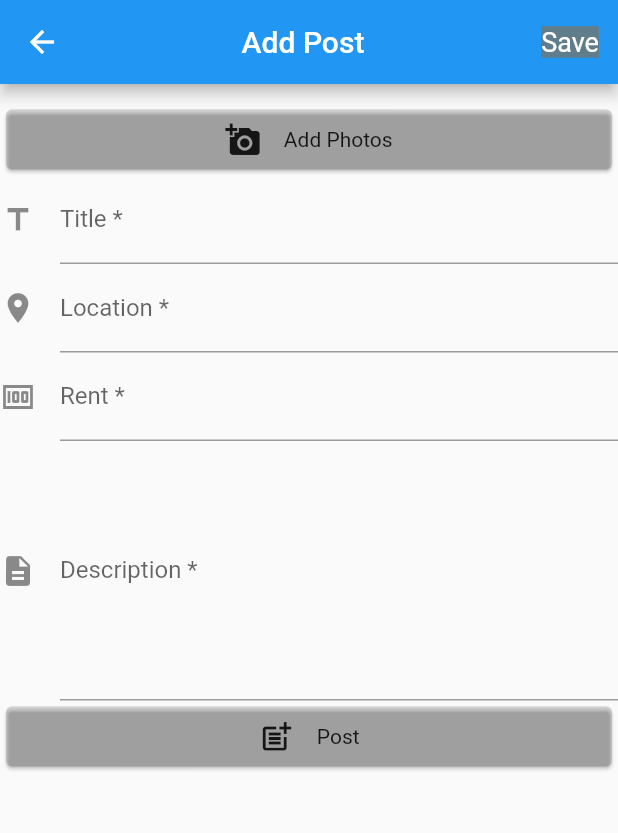
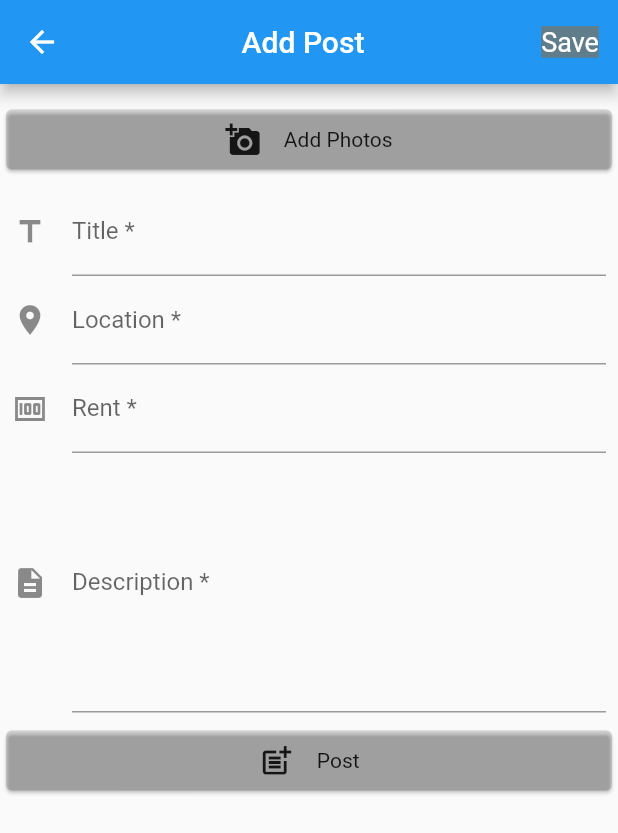
Before and after one commit to natsu-786/bedspace, a Flutter app: the add_product screen opened by its route, after a tap on "Post", on a phone screen of 412 x 824 dp. Shown: the top 833 px of the screen. Run offline on Flutter 3.47's test engine with Material 2 defaults, Android fonts, the phone set to English and light mode, and no system bars; our stand-ins replace cloud_firestore, firebase_auth, firebase_core, firebase_storage, image_picker, simple_animations; accounts and stored records are empty.

Commit message:
commit 3

```diff
--- a/lib/auth_service.dart
+++ b/lib/auth_service.dart
@@ -13,4 +13,5 @@ class auth_service with ChangeNotifier {
   Future<Future<UserCredential>> login(String email, String password) async {
     return FirebaseAuth.instance.signInWithEmailAndPassword(email: email, password: password);
   }
+
 }
--- a/lib/main.dart
+++ b/lib/main.dart
@@ -34,7 +34,7 @@ class MyApp extends StatelessWidget {
         theme: ThemeData(
           primarySwatch: Colors.blue,
         ),
-        home:   add_product(),
+        home:   login_screen(),
         routes: {
           login_screen.routename : (ctx)=>  login_screen(),
           main_screen.routename : (ctx)=>  main_screen(),
--- a/lib/pages/add_product.dart
+++ b/lib/pages/add_product.dart
@@ -1,9 +1,11 @@
 import 'dart:io';
-
+import 'package:bedspace/providers/product.dart';
+import 'package:bedspace/providers/products.dart';
+import 'package:firebase_auth/firebase_auth.dart';
 import 'package:firebase_storage/firebase_storage.dart';
 import 'package:flutter/material.dart';
-import 'package:flutter_image_compress/flutter_image_compress.dart';
 import 'package:image_picker/image_picker.dart';
+import 'package:provider/provider.dart';
 
 class add_product extends StatefulWidget {
   const add_product({Key? key}) : super(key: key);
@@ -15,10 +17,46 @@ class add_product extends StatefulWidget {
 
 class _add_productState extends State<add_product> {
   final _key = GlobalKey<FormState>();
-  File? _image;
-  File? compresedimage;
-  String url = '';
-  final imagepicker = ImagePicker();
+  double url = 0;
+  final uid2 = FirebaseAuth.instance.currentUser!.uid;
+  final ImagePicker _picker = ImagePicker();
+
+  List<XFile> imageFileList = [];
+  List<String> allurl = [];
+
+  void selectImages() async {
+    imageFileList = [];
+    final List<XFile>? imgs = await _picker.pickMultiImage(imageQuality: 70);
+    if (imgs!.isNotEmpty) {
+      imageFileList.addAll(imgs);
+      print(imageFileList);
+    }
+    setState(() {});
+  }
+
+  Future<void> uploadall(List<XFile> _images) async {
+    for (int i = 0; i < _images.length; i++) {
+      var imgurl = uploadFile(_images[i]);
+      allurl.add(imgurl.toString());
+    }
+  }
+
+  Future<String> uploadFile(XFile _imag) async {
+    Reference ref = FirebaseStorage.instance
+        .ref()
+        .child(uid2)
+        .child(DateTime.now().toString());
+    UploadTask uploadtassk = ref.putFile(File(_imag.path));
+    await uploadtassk.whenComplete(() {
+      print(ref.getDownloadURL());
+    });
+    return await ref.getDownloadURL();
+  }
+
+  var initialdata =
+      product(uid: '', title: '', description: '', price: '', location: '');
+  var updateddata =
+      product(uid: '', title: '', description: '', price: '', location: '');
 
   showSnackbar(String snackText, Duration d) {
     final snackBar = SnackBar(
@@ -28,53 +66,37 @@ class _add_productState extends State<add_product> {
     ScaffoldMessenger.of(context).showSnackBar(snackBar);
   }
 
-  Future imagePickerMethod() async {
-    final pick = await imagepicker.pickImage(source: ImageSource.gallery);
-    setState(() {
-      if (pick != null) {
-        _image = File(pick.path);
-        compressImage(_image);
-      } else {
-        showSnackbar('No Image Selected', const Duration(microseconds: 400));
-      }
-    });
-  }
-
-  void compressImage(File? file) async {
-    // Get file path
-    // eg:- "Volume/VM/abcd.jpeg"
-    final filePath = file?.absolute.path;
-
-    // Create output file path
-    // eg:- "Volume/VM/abcd_out.jpeg"
-    final lastIndex = filePath?.lastIndexOf(RegExp(r'.jp'));
-    final splitted = filePath?.substring(0, (lastIndex));
-    final outPath = "${splitted}_out${filePath?.substring(lastIndex!)}";
-
-    final compressedImage = await FlutterImageCompress.compressAndGetFile(
-        filePath!, outPath,
-        quality: 70);
-    compresedimage = compressedImage;
-  }
-  Future uploadImage(String username, String uid, String name) async {
-    Reference ref =
-    FirebaseStorage.instance.ref().child(username).child(uid).child(name);
-    await ref.putFile(compresedimage!);
-    url = await ref.getDownloadURL();
-  }
-
   @override
   Widget build(BuildContext context) {
     return Scaffold(
       appBar: AppBar(
-        actions:<Widget>[const TextButton(onPressed: null, child: Text('Save',style: TextStyle(color: Colors.white,fontWeight: FontWeight.normal,fontSize: 18,backgroundColor: Colors.blueGrey),))],
+        actions: <Widget>[
+          const TextButton(
+              onPressed: null,
+              child: Text(
+                'Save',
+                style: TextStyle(
+                    color: Colors.white,
+                    fontWeight: FontWeight.normal,
+                    fontSize: 18,
+                    backgroundColor: Colors.blueGrey),
+              ))
+        ],
         title: const Center(child: Text('Add Post')),
       ),
       body: SingleChildScrollView(
         child: Column(
           children: [
-            const SizedBox(height: 13,),
-            GestureDetector(onTap: (){imagePickerMethod().then((value) => uploadImage('username', 'Uid', 'name')).then((value) =>{'add in storage'});},child: Card(color: Colors.black12,child: Padding(
+            const SizedBox(
+              height: 13,
+            ),
+            GestureDetector(
+              onTap: () {
+                selectImages();
+              },
+              child: Card(
+                color: Colors.black12,
+                child: Padding(
                   padding: const EdgeInsets.all(8.0),
                   child: Row(
                     mainAxisAlignment: MainAxisAlignment.center,
@@ -84,33 +106,73 @@ class _add_productState extends State<add_product> {
                       Text('Add Photos'),
                     ],
                   ),
-            ),),),
-            Form(
+                ),
+              ),
+            ),
+            Padding(
+              padding: const EdgeInsets.all(8.0),
+              child: Form(
                   key: _key,
-                child:
+                  child: Column(
+                    children: [
                       TextFormField(
+                        initialValue: initialdata.title,
                         decoration: const InputDecoration(
                           icon: Icon(Icons.title),
                           hintText: 'Write any title',
                           labelText: 'Title *',
                         ),
-                  onSaved: (String? value) {
-                    // This optional block of code can be used to run
-                    // code when the user saves the form.
+                        onSaved: (value) {
+                          updateddata = product(
+                              uid: updateddata.uid,
+                              title: value,
+                              description: updateddata.description,
+                              price: updateddata.price,
+                              location: updateddata.location);
                         },
                         validator: (String? value) {
                           return (value != null && value.contains('@'))
                               ? 'Do not use the @ char.'
                               : null;
                         },
-                )),
+                      ),
                       TextFormField(
+                        initialValue: initialdata.location,
                         decoration: const InputDecoration(
                           icon: Icon(Icons.location_on),
                           hintText: 'Where is it located',
                           labelText: 'Location *',
                         ),
-              onSaved: (String? value) {
+                        onSaved: (value) {
+                          // This optional block of code can be used to run
+                          // code when the user saves the form.
+                          updateddata = product(
+                              uid: updateddata.uid,
+                              title: updateddata.title,
+                              description: updateddata.description,
+                              price: updateddata.price,
+                              location: value);
+                        },
+                        validator: (value) {
+                          return (value != null && value.contains('@'))
+                              ? 'Do not use the @ char.'
+                              : null;
+                        },
+                      ),
+                      TextFormField(
+                        initialValue: initialdata.price,
+                        decoration: const InputDecoration(
+                          icon: Icon(Icons.money),
+                          hintText: 'Rent',
+                          labelText: 'Rent *',
+                        ),
+                        onSaved: (value) {
+                          updateddata = product(
+                              uid: updateddata.uid,
+                              title: updateddata.title,
+                              description: updateddata.description,
+                              price: value,
+                              location: updateddata.location);
                           // This optional block of code can be used to run
                           // code when the user saves the form.
                         },
@@ -121,12 +183,21 @@ class _add_productState extends State<add_product> {
                         },
                       ),
                       TextFormField(
-              decoration: const InputDecoration(
-                icon: Icon(Icons.money),
-                hintText: 'Rent',
-                labelText: 'Rent *',
+                        initialValue: initialdata.description,
+                        keyboardType: TextInputType.multiline,
+                        maxLines: 7,
+                        decoration: InputDecoration(
+                          icon: Icon(Icons.description),
+                          hintText: uid2,
+                          labelText: 'Description *',
                         ),
-              onSaved: (String? value) {
+                        onSaved: (value) {
+                          updateddata = product(
+                              uid: updateddata.uid,
+                              title: updateddata.title,
+                              description: value,
+                              price: updateddata.price,
+                              location: updateddata.location);
                           // This optional block of code can be used to run
                           // code when the user saves the form.
                         },
@@ -136,25 +207,18 @@ class _add_productState extends State<add_product> {
                               : null;
                         },
                       ),
-            TextFormField(
-              keyboardType: TextInputType.multiline,
-                maxLines: 7,
-              decoration: const InputDecoration(
-                icon: Icon(Icons.description),
-                hintText: 'Description',
-                labelText: 'Description *',
+                    ],
+                  )),
             ),
-              onSaved: (String? value) {
-                // This optional block of code can be used to run
-                // code when the user saves the form.
+            GestureDetector(
+              onTap: () {
+                _key.currentState!.validate();
+                _key.currentState!.save();
+                uploadall(imageFileList).then((value) => {Provider.of<products>(context,listen: false).addProduact(uid2,updateddata)});
               },
-              validator: (String? value) {
-                return (value != null && value.contains('@'))
-                    ? 'Do not use the @ char.'
-                    : null;
-              },
-            ),
-            GestureDetector(onTap:(){ print('Added');},child: Card(color: Colors.black12,child: Padding(
+              child: Card(
+                color: Colors.black12,
+                child: Padding(
                   padding: const EdgeInsets.all(8.0),
                   child: Row(
                     mainAxisAlignment: MainAxisAlignment.center,
@@ -164,8 +228,9 @@ class _add_productState extends State<add_product> {
                       Text('Post'),
                     ],
                   ),
-            ),),),
-
+                ),
+              ),
+            ),
           ],
         ),
       ),
--- a/lib/pages/login_screen.dart
+++ b/lib/pages/login_screen.dart
@@ -1,7 +1,7 @@
 // ignore_for_file: camel_case_types
 
 import 'package:bedspace/auth_service.dart';
-import 'package:bedspace/pages/main_screen.dart';
+import 'package:bedspace/pages/add_product.dart';
 import 'package:flutter/material.dart';
 import 'package:bedspace/Animation/FadeAnimation.dart';
 import 'package:provider/provider.dart';
@@ -40,7 +40,7 @@ class _login_screenState extends State<login_screen> {
       await Provider.of<auth_service>(context, listen: false).login(
         _authData['email'].toString(),
         _authData['password'].toString(),
-      ).then((value) => Navigator.of(context).pushReplacementNamed(main_screen.routename));
+      ).then((value) => Navigator.of(context).pushReplacementNamed(add_product.routename));
     } else {
       // Sign user up
       await Provider.of<auth_service>(context, listen: false).signup(
@@ -242,6 +242,7 @@ class _login_screenState extends State<login_screen> {
                       // materialTapTargetSize: MaterialTapTargetSize.shrinkWrap,
                       // textColor: Theme.of(context).primaryColor,
                     ),
+                    TextButton(onPressed: ()=>Navigator.of(context).pushReplacementNamed(add_product.routename), child: Text('Add product')),
 
 
                     const SizedBox(height: 70,)
--- a/lib/providers/product.dart
+++ b/lib/providers/product.dart
@@ -1,19 +1,18 @@
 import 'package:flutter/foundation.dart';
 
 class product with ChangeNotifier {
-  final String? id;
+  final String? uid;
   final String? title;
   final String? description;
   final String? price;
-  final String? imageUrl;
+  final String? location;
   bool isFavorite;
-
   product({
-    @required this.id,
+    @required this.uid,
     @required this.title,
     @required this.description,
     @required this.price,
-    @required this.imageUrl,
+    @required this.location,
     this.isFavorite = false,
   });
 
--- a/lib/providers/products.dart
+++ b/lib/providers/products.dart
@@ -19,15 +19,16 @@ class products with ChangeNotifier {
   }
 
   product findById(String id) {
-    return _items.firstWhere((prod) => prod.id == id);
+    return _items.firstWhere((prod) => prod.uid == id);
   }
 
-  Future<void> addProduact(String id) async {
-    FirebaseFirestore.instance.collection('Product').doc(id).set( {
-      "id": 'id',
-      "title": 'spc.title',
-      "description": 'spc.description',
-      "price": 'spc.price',
+  Future<void> addProduact(String uid, product product) async {
+    FirebaseFirestore.instance.collection('Product').doc(uid).set( {
+      "id": uid,
+      "title": product.title,
+      "description": product.description,
+      "price": product.description,
+      "location":product.location
     });
     // need to see this
 
@@ -39,10 +40,10 @@ class products with ChangeNotifier {
     final List<product> loadedProducts = [];
     for (var prodData in data.docs) {
       loadedProducts.add(product(
-        id: 'id',
+        uid: 'id',
         title: prodData['title'],
         description: prodData['description'],
-        price: prodData['price'], imageUrl: '',
+        price: prodData['price'], location: prodData['location'],
       ));
     }
     _items = loadedProducts;
--- a/pubspec.yaml
+++ b/pubspec.yaml
@@ -30,6 +30,7 @@ dependencies:
   flutter:
     sdk: flutter
   simple_animations: ^5.0.0+2
+  path_provider: ^2.0.11
   provider: ^6.0.2
   http: ^0.13.5
   cloud_firestore: ^3.4.4
@@ -39,6 +40,7 @@ dependencies:
   image_picker: ^0.8.5+3
   firebase_storage: ^10.3.3
   flutter_image_compress: ^1.1.1
+
 
 
   # The following adds the Cupertino Icons font to your application.
```
Also changed, not shown: lib/pages/main_screen.dart (+0 -8 lines), pubspec.lock. Lines whose indentation alone changed are shown as unchanged.
